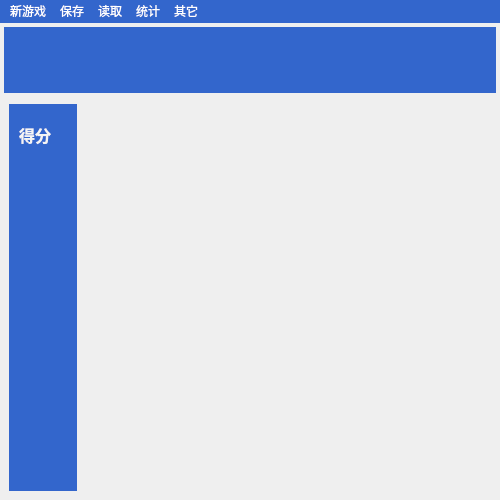
Qt form mainwindow.ui (houhaotian/qt_sudoku) before a commit.
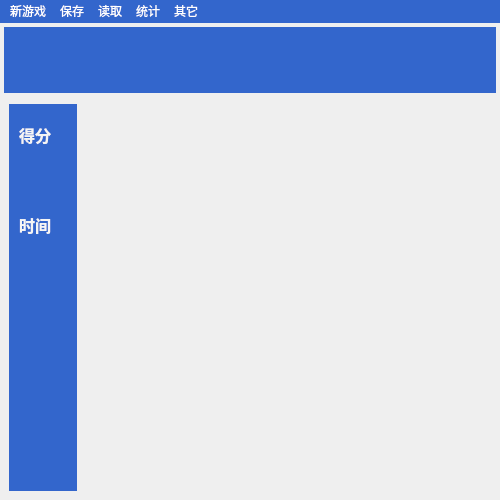
The same form after that commit.

Patch:
```diff
--- a/mainwindow.ui
+++ b/mainwindow.ui
@@ -96,6 +96,30 @@
            <string>得分</string>
           </property>
          </widget>
+         <widget class="QLabel" name="label_2">
+          <property name="geometry">
+           <rect>
+            <x>10</x>
+            <y>110</y>
+            <width>54</width>
+            <height>21</height>
+           </rect>
+          </property>
+          <property name="font">
+           <font>
+            <family>Consolas</family>
+            <pointsize>12</pointsize>
+            <weight>75</weight>
+            <bold>true</bold>
+           </font>
+          </property>
+          <property name="styleSheet">
+           <string notr="true">color: rgb(245, 245, 245);</string>
+          </property>
+          <property name="text">
+           <string>时间</string>
+          </property>
+         </widget>
         </widget>
        </item>
        <item>
```
